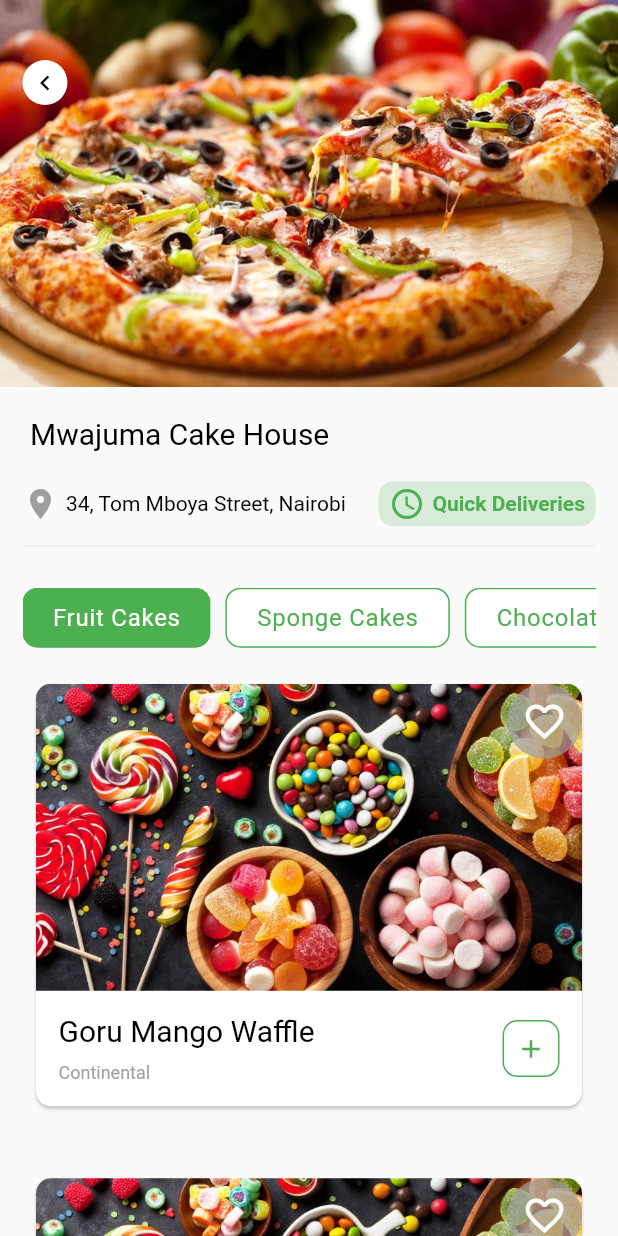
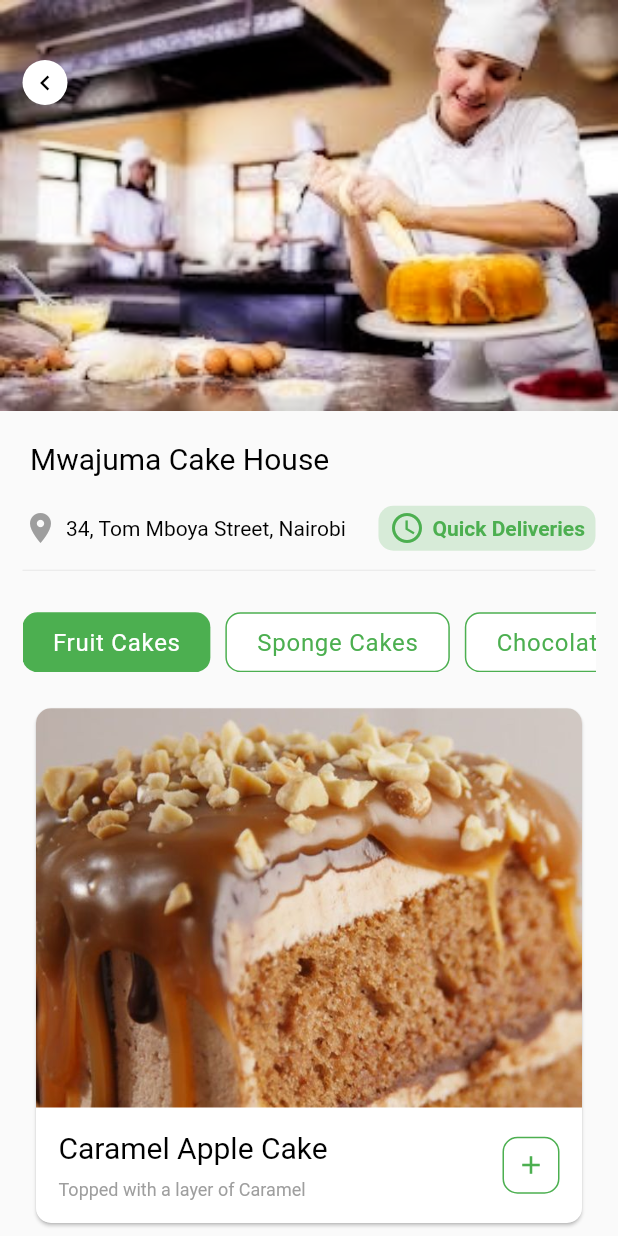
Before and after one commit to musumbidenis/cake-ordering-app, a Flutter app: the screen it shows after launch, on a phone screen of 412 x 824 dp. Run offline on Flutter 3.47's test engine with Material 2 defaults, Android fonts, the phone set to English and light mode, and no system bars.

Commit message:
Modified pages, added cake images to assets folder

```diff
--- a/lib/pages/chocolateCakes.dart
+++ b/lib/pages/chocolateCakes.dart
@@ -15,13 +15,14 @@ class ChocolateCakes extends StatelessWidget {
             Stack(
               children: <Widget>[
                 Container(
+                  width: 500,
                   decoration: BoxDecoration(
                     borderRadius: BorderRadius.only(
                       bottomLeft: Radius.circular(30.0),
                       bottomRight: Radius.circular(30.0),
                     )
                   ),
-                  child: Image.asset("assets/food1.jpg", fit: BoxFit.fitWidth,),
+                  child: Image.asset("assets/Cover.png", fit: BoxFit.fitWidth,),
                 ),
 
                 Padding(
--- a/lib/pages/fruitCakes.dart
+++ b/lib/pages/fruitCakes.dart
@@ -25,13 +25,14 @@ class _FruitCakesState extends State<FruitCakes> {
             Stack(
               children: <Widget>[
                 Container(
+                  width: 500,
                   decoration: BoxDecoration(
                     borderRadius: BorderRadius.only(
                       bottomLeft: Radius.circular(30.0),
                       bottomRight: Radius.circular(30.0),
                     )
                   ),
-                  child: Image.asset("assets/food1.jpg", fit: BoxFit.fitWidth,),
+                  child: Image.asset("assets/Cover.png", fit: BoxFit.fitWidth,),
                 ),
 
                 Padding(
@@ -168,6 +169,7 @@ class _FruitCakesState extends State<FruitCakes> {
               ),
             ),
 
+          ///Caramel Apple///
             Padding(
               padding: const EdgeInsets.all(20.0),
               child: Container(
@@ -184,13 +186,8 @@ class _FruitCakesState extends State<FruitCakes> {
                             borderRadius: BorderRadius.only(
                                 topRight: Radius.circular(10),
                                 topLeft: Radius.circular(10)),
-                            child: Image.asset("assets/food2.jpg", fit: BoxFit.fitWidth,),
+                            child: Image.asset("assets/caramelApple.png", fit: BoxFit.fitWidth,),
                           ),
-                          CircleAvatar(
-                            backgroundColor: Colors.grey.withOpacity(0.7),
-                            radius: 25.0,
-                            child: Icon(Icons.favorite_border, color: Colors.white, size: 30.0,),
-                          )
                       ],
                       ),
                       Row(
@@ -202,14 +199,14 @@ class _FruitCakesState extends State<FruitCakes> {
                               children: <Widget>[
                               Padding(
                                 padding: const EdgeInsets.all(5.0),
-                                child: Text("Goru Mango Waffle", style: TextStyle(
+                                child: Text("Caramel Apple Cake", style: TextStyle(
                                   fontSize: 20.0,
                                   color: Colors.black,
                                 ),),
                               ),
                                 Padding(
                                   padding: const EdgeInsets.all(5.0),
-                                  child: Text("Continental", style: TextStyle(
+                                  child: Text("Topped with a layer of Caramel", style: TextStyle(
                                     fontSize: 12.0,
                                     color: Colors.grey,
                                   ),),
@@ -243,6 +240,7 @@ class _FruitCakesState extends State<FruitCakes> {
               ),
             ),
 
+          ///Orange Velvet///
             Padding(
               padding: const EdgeInsets.all(20.0),
               child: Container(
@@ -268,15 +266,10 @@ class _FruitCakesState extends State<FruitCakes> {
                               },
                               child: Hero(
                                   tag: 'food',
-                                  child: Image.asset("assets/food2.jpg", fit: BoxFit.fitWidth,)
+                                  child: Image.asset("assets/Orange-Velvet-cake.png", fit: BoxFit.fitWidth,)
                               ),
                             ),
                           ),
-                          CircleAvatar(
-                            backgroundColor: Colors.grey.withOpacity(0.7),
-                            radius: 25.0,
-                            child: Icon(Icons.favorite_border, color: Colors.white, size: 30.0,),
-                          )
                         ],
                       ),
                       Row(
@@ -288,19 +281,90 @@ class _FruitCakesState extends State<FruitCakes> {
                               children: <Widget>[
                                 Padding(
                                   padding: const EdgeInsets.all(5.0),
-                                  child: Text("Asian Ramen Noodle", style: TextStyle(
+                                  child: Text("Orange Velvet Cake", style: TextStyle(
                                     fontSize: 20.0,
                                     color: Colors.black,
                                   ),),
                                 ),
                                 Padding(
                                   padding: const EdgeInsets.all(5.0),
-                                  child: Text("Co & Cookers", style: TextStyle(
+                                  child: Text("With Chocolate Buttercream frosting", style: TextStyle(
                                     fontSize: 12.0,
                                     color: Colors.grey,
                                   ),),
                                 ),
                               ],),
+                          ),
+                          Spacer(),
+                          Padding(
+                            padding: const EdgeInsets.all(15.0),
+                            child: Column(
+                              children: <Widget>[
+                                Container(
+                                  decoration: BoxDecoration(
+                                    color: Colors.white,
+                                    borderRadius: BorderRadius.all(Radius.circular(10.0)),
+                                    border: new Border.all(color: Colors.green),
+                                  ),
+                                  child: Padding(
+                                    padding: const EdgeInsets.all(8.0),
+                                    child: Icon(Icons.add, color: Colors.green, size: 20.0,),
+                                  ),
+                                )
+                              ],
+                            ),
+                          )
+                        ],
+                      )
+                    ],
+                  ),
+                ),
+              ),
+            ),
+
+          ///Lemon Ginger///
+            Padding(
+              padding: const EdgeInsets.all(20.0),
+              child: Container(
+                child: Card(
+                  shape: RoundedRectangleBorder(
+                    borderRadius: BorderRadius.all(Radius.circular(10.0)),
+                  ),
+                  child: Column(
+                    children: <Widget>[
+                      Stack(
+                        alignment: Alignment.topRight,
+                        children: <Widget>[
+                          ClipRRect(
+                            borderRadius: BorderRadius.only(
+                                topRight: Radius.circular(10),
+                                topLeft: Radius.circular(10)),
+                            child: Image.asset("assets/LemonGingerCake.png", fit: BoxFit.fitWidth,),
+                          ),
+                      ],
+                      ),
+                      Row(
+                        children: <Widget>[
+                          Padding(
+                            padding: const EdgeInsets.all(10.0),
+                            child: Column(
+                              crossAxisAlignment: CrossAxisAlignment.start,
+                              children: <Widget>[
+                              Padding(
+                                padding: const EdgeInsets.all(5.0),
+                                child: Text("Lemon Ginger Cake", style: TextStyle(
+                                  fontSize: 20.0,
+                                  color: Colors.black,
+                                ),),
+                              ),
+                                Padding(
+                                  padding: const EdgeInsets.all(5.0),
+                                  child: Text("With the fresh Aroma of Ginger", style: TextStyle(
+                                    fontSize: 12.0,
+                                    color: Colors.grey,
+                                  ),),
+                                ),
+                            ],),
                           ),
                           Spacer(),
                           Padding(
--- a/lib/pages/spongeCakes.dart
+++ b/lib/pages/spongeCakes.dart
@@ -16,13 +16,14 @@ class SpongeCakes extends StatelessWidget {
             Stack(
               children: <Widget>[
                 Container(
+                  width: 500,
                   decoration: BoxDecoration(
                     borderRadius: BorderRadius.only(
                       bottomLeft: Radius.circular(30.0),
                       bottomRight: Radius.circular(30.0),
                     )
                   ),
-                  child: Image.asset("assets/food1.jpg", fit: BoxFit.fitWidth,),
+                  child: Image.asset("assets/Cover.png", fit: BoxFit.fitWidth,),
                 ),
 
                 Padding(
--- a/pubspec.yaml
+++ b/pubspec.yaml
@@ -42,11 +42,7 @@ flutter:
 
   # To add assets to your application, add an assets section, like this:
   assets:
-    - assets/discount.png
-    - assets/food1.jpg
-    - assets/food2.jpg
-    - assets/food3.jpg
-
+    - assets/
 
   # An image asset can refer to one or more resolution-specific "variants", see
   # https://flutter.dev/assets-and-images/#resolution-aware.
```
Also changed, not shown: assets/Cover.png (added), assets/LemonGingerCake.png (added), assets/Orange-Velvet-cake.png (added), assets/caramelApple.png (added), assets/discount.png (deleted), assets/food1.jpg (deleted), assets/food2.jpg (deleted), assets/food3.jpg (deleted).
